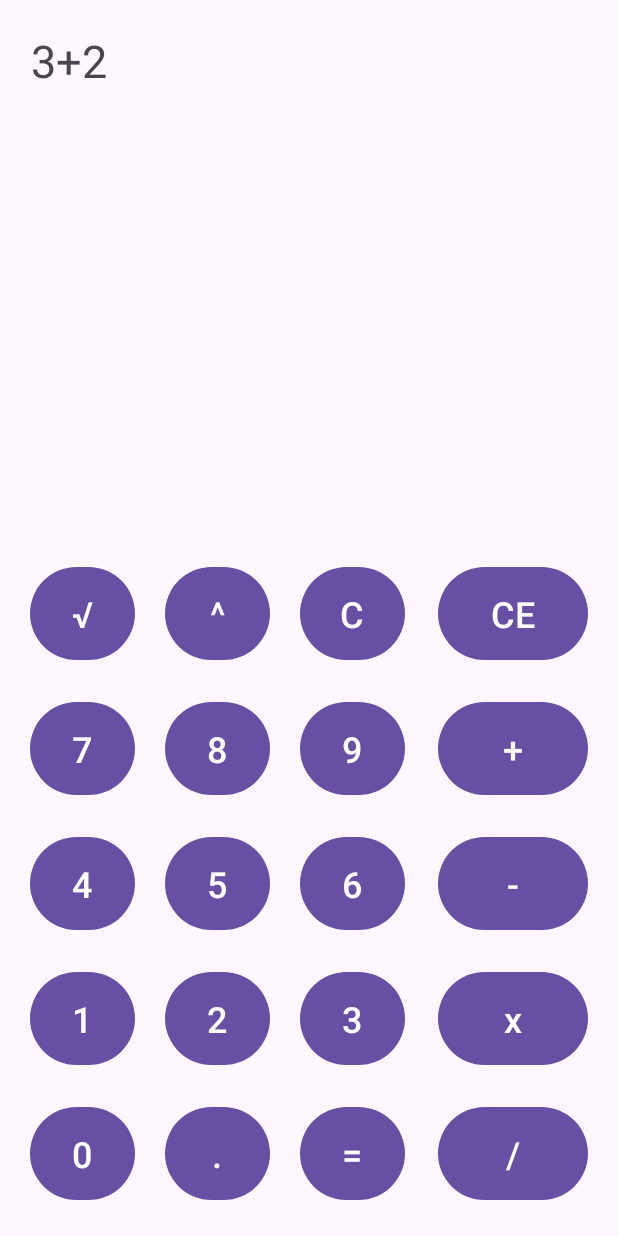
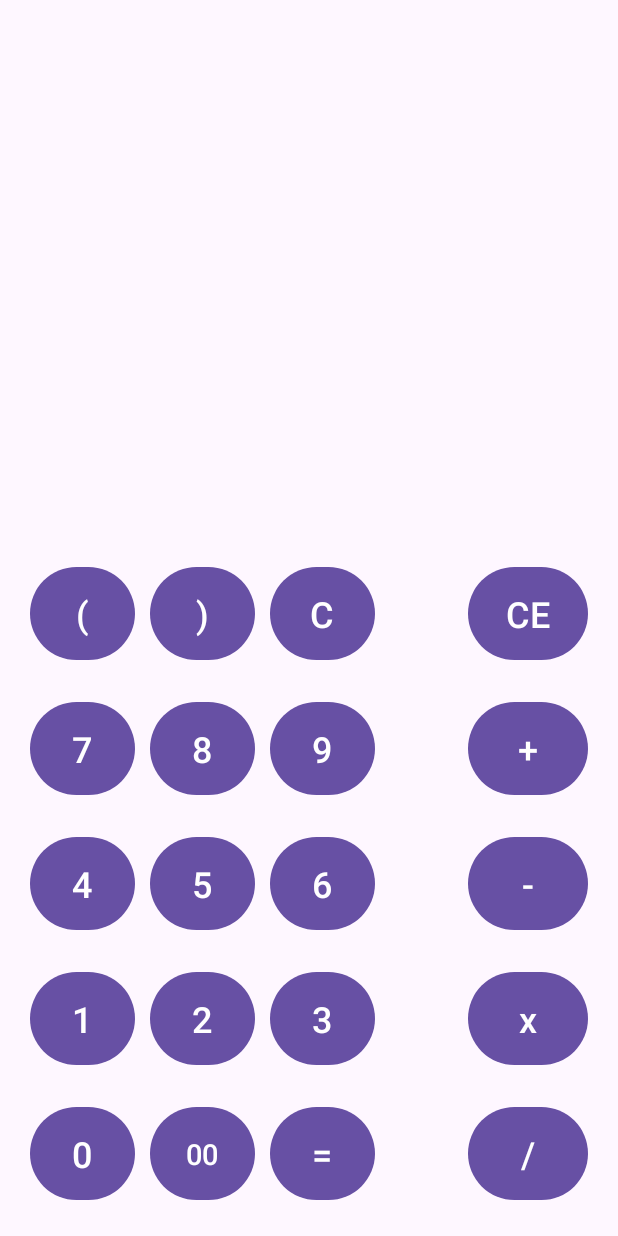
Before and after one commit to Carroarmando/Calcolatrice, an Android app: the screen it shows after launch (MainActivity), after a tap on "CE", on a phone screen of 412 x 824 dp. Run offline under Robolectric (Android 15) with nearby library versions, the phone set to English and light mode, and no system bars; 2 other taps on this screen came first.

```diff
--- a/app/src/main/java/com/example/myapplication/MainActivity.java
+++ b/app/src/main/java/com/example/myapplication/MainActivity.java
@@ -51,33 +51,16 @@ public class MainActivity extends AppCompatActivity
         buttons.put("*", (Button)findViewById(R.id.bmul));
         buttons.put("/", (Button)findViewById(R.id.bdiv));
         buttons.put("=", (Button)findViewById(R.id.bequals));
-        buttons.put(".", (Button)findViewById(R.id.bdot));
+        buttons.put(".", (Button)findViewById(R.id.b00));
         buttons.put("ce",(Button)findViewById(R.id.bce));
         buttons.put("del", (Button)findViewById(R.id.bdel));
-        buttons.put("^", (Button)findViewById(R.id.bpot));
-        buttons.put("sqrt", (Button)findViewById(R.id.bsqrt));
+        buttons.put("^", (Button)findViewById(R.id.bcp));
+        buttons.put("sqrt", (Button)findViewById(R.id.bop));
         query = (TextView)findViewById(R.id.query);
     }
 
-    protected void click(View v)
+    public static int getResult(String expression)
     {
-        Button b = (Button) v;
-        String s = b.getText().toString();
-
-        if (s.equals("="))
-            query = String.valueOf(getResult(query)); // Risolve l'espressione
-        else if (s.equals("CE"))
-            query = ""; // Cancella tutto
-        else if (s.equals("C"))
-        {
-            if (!query.isEmpty())
-                query = query.substring(0, query.length() - 1); // Cancella l'ultimo carattere
-        }
-        else
-            query += s; // Aggiunge il carattere alla query
-    }
-
-    public static int getResult(String expression) {
         int result;
 
         // Se l'espressione è un numero, lo restituisce
@@ -100,9 +83,9 @@ public class MainActivity extends AppCompatActivity
         }
 
         // Gestisce moltiplicazione e divisione
-        while (expression.contains("*") || expression.contains("/"))
+        while (expression.contains("x") || expression.contains("/"))
         {
-            int mulIndex = expression.indexOf('*');
+            int mulIndex = expression.indexOf('x');
             int divIndex = expression.indexOf('/');
             int index = (mulIndex != -1 && (divIndex == -1 || mulIndex < divIndex)) ? mulIndex : divIndex;
 
@@ -124,7 +107,7 @@ public class MainActivity extends AppCompatActivity
 
             int num1 = Integer.parseInt(left);
             int num2 = Integer.parseInt(right);
-            result = (expression.charAt(index) == '*') ? num1 * num2 : num1 / num2;
+            result = (expression.charAt(index) == 'x') ? num1 * num2 : num1 / num2;
 
             expression = expression.substring(0, leftIndex + 1) + result + expression.substring(rightIndex);
         }
@@ -168,4 +151,38 @@ public class MainActivity extends AppCompatActivity
             return 0;
         }
     }
+
+    public void click(View view)
+    {
+        Button b = (Button) view;
+        String s = b.getText().toString();
+        String expression = query.getText().toString();
+
+        switch (s)
+        {
+            case "=":
+                try
+                {
+                    expression = String.valueOf(getResult(query.getText().toString())); // Risolve l'espressione
+                    query.setText(expression);
+                }
+                catch (Exception e)
+                {
+                    query.setText("espressione non valida");
+                }
+                break;
+            case "CE":
+                query.setText(""); // Cancella tutto
+                break;
+            case "C":
+                if (!query.getText().toString().isEmpty())
+                    query.setText(expression.substring(0, expression.length() - 1)); // Cancella l'ultimo carattere
+                break;
+            default:
+                expression += s;
+                expression = expression.replaceAll("espressione non valida", "");
+                query.setText(expression); // Aggiunge il carattere alla query
+                break;
+        }
+    }
 }
--- a/app/src/main/res/layout/activity_main.xml
+++ b/app/src/main/res/layout/activity_main.xml
@@ -20,14 +20,14 @@
         app:layout_constraintStart_toStartOf="parent" />
 
     <Button
-        android:id="@+id/bdot"
+        android:id="@+id/b00"
         android:layout_width="70dp"
         android:layout_height="70dp"
-        android:layout_marginStart="20dp"
+        android:layout_marginStart="10dp"
         android:layout_marginBottom="20dp"
         android:onClick="click"
-        android:text="."
-        android:textSize="24sp"
+        android:text="00"
+        android:textSize="19sp"
         app:layout_constraintBottom_toBottomOf="parent"
         app:layout_constraintStart_toEndOf="@+id/b0" />
 
@@ -35,17 +35,17 @@
         android:id="@+id/bequals"
         android:layout_width="70dp"
         android:layout_height="70dp"
-        android:layout_marginStart="20dp"
+        android:layout_marginStart="10dp"
         android:layout_marginBottom="20dp"
         android:onClick="click"
         android:text="="
         android:textSize="24sp"
         app:layout_constraintBottom_toBottomOf="parent"
-        app:layout_constraintStart_toEndOf="@+id/bdot" />
+        app:layout_constraintStart_toEndOf="@+id/b00" />
 
     <Button
         android:id="@+id/bdiv"
-        android:layout_width="100dp"
+        android:layout_width="80dp"
         android:layout_height="70dp"
         android:layout_marginEnd="20dp"
         android:layout_marginBottom="20dp"
@@ -57,7 +57,7 @@
 
     <Button
         android:id="@+id/bmul"
-        android:layout_width="100dp"
+        android:layout_width="80dp"
         android:layout_height="70dp"
         android:layout_marginEnd="20dp"
         android:layout_marginBottom="20dp"
@@ -69,7 +69,7 @@
 
     <Button
         android:id="@+id/bmin"
-        android:layout_width="100dp"
+        android:layout_width="80dp"
         android:layout_height="70dp"
         android:layout_marginEnd="20dp"
         android:layout_marginBottom="20dp"
@@ -81,7 +81,7 @@
 
     <Button
         android:id="@+id/bplu"
-        android:layout_width="100dp"
+        android:layout_width="80dp"
         android:layout_height="70dp"
         android:layout_marginEnd="20dp"
         android:layout_marginBottom="20dp"
@@ -93,7 +93,7 @@
 
     <Button
         android:id="@+id/bce"
-        android:layout_width="100dp"
+        android:layout_width="80dp"
         android:layout_height="70dp"
         android:layout_marginEnd="20dp"
         android:layout_marginBottom="20dp"
@@ -119,19 +119,19 @@
         android:id="@+id/b2"
         android:layout_width="70dp"
         android:layout_height="70dp"
-        android:layout_marginStart="20dp"
+        android:layout_marginStart="10dp"
         android:layout_marginBottom="20dp"
         android:onClick="click"
         android:text="2"
         android:textSize="24sp"
-        app:layout_constraintBottom_toTopOf="@+id/bdot"
+        app:layout_constraintBottom_toTopOf="@+id/b00"
         app:layout_constraintStart_toEndOf="@+id/b1" />
 
     <Button
         android:id="@+id/b3"
         android:layout_width="70dp"
         android:layout_height="70dp"
-        android:layout_marginStart="20dp"
+        android:layout_marginStart="10dp"
         android:layout_marginBottom="20dp"
         android:onClick="click"
         android:text="3"
@@ -155,7 +155,7 @@
         android:id="@+id/b5"
         android:layout_width="70dp"
         android:layout_height="70dp"
-        android:layout_marginStart="20dp"
+        android:layout_marginStart="10dp"
         android:layout_marginBottom="20dp"
         android:onClick="click"
         android:text="5"
@@ -167,7 +167,7 @@
         android:id="@+id/b6"
         android:layout_width="70dp"
         android:layout_height="70dp"
-        android:layout_marginStart="20dp"
+        android:layout_marginStart="10dp"
         android:layout_marginBottom="20dp"
         android:onClick="click"
         android:text="6"
@@ -188,46 +188,46 @@
         app:layout_constraintStart_toStartOf="parent" />
 
     <Button
-        android:id="@+id/bsqrt"
+        android:id="@+id/bop"
         android:layout_width="70dp"
         android:layout_height="70dp"
         android:layout_marginStart="20dp"
         android:layout_marginBottom="20dp"
         android:onClick="click"
-        android:text="√"
+        android:text="("
         android:textSize="24sp"
         app:layout_constraintBottom_toTopOf="@+id/b7"
         app:layout_constraintStart_toStartOf="parent" />
 
     <Button
-        android:id="@+id/bpot"
+        android:id="@+id/bcp"
         android:layout_width="70dp"
         android:layout_height="70dp"
-        android:layout_marginStart="20dp"
+        android:layout_marginStart="10dp"
         android:layout_marginBottom="20dp"
         android:onClick="click"
-        android:text="^"
+        android:text=")"
         android:textSize="24sp"
         app:layout_constraintBottom_toTopOf="@+id/b8"
-        app:layout_constraintStart_toEndOf="@+id/bsqrt" />
+        app:layout_constraintStart_toEndOf="@+id/bop" />
 
     <Button
         android:id="@+id/bdel"
         android:layout_width="70dp"
         android:layout_height="70dp"
-        android:layout_marginStart="20dp"
+        android:layout_marginStart="10dp"
         android:layout_marginBottom="20dp"
         android:onClick="click"
         android:text="C"
         android:textSize="24sp"
         app:layout_constraintBottom_toTopOf="@+id/b9"
-        app:layout_constraintStart_toEndOf="@+id/bpot" />
+        app:layout_constraintStart_toEndOf="@+id/bcp" />
 
     <Button
         android:id="@+id/b8"
         android:layout_width="70dp"
         android:layout_height="70dp"
-        android:layout_marginStart="20dp"
+        android:layout_marginStart="10dp"
         android:layout_marginBottom="20dp"
         android:onClick="click"
         android:text="8"
@@ -239,7 +239,7 @@
         android:id="@+id/b9"
         android:layout_width="70dp"
         android:layout_height="70dp"
-        android:layout_marginStart="20dp"
+        android:layout_marginStart="10dp"
         android:layout_marginBottom="20dp"
         android:onClick="click"
         android:text="9"
@@ -249,12 +249,12 @@
 
     <TextView
         android:id="@+id/query"
-        android:layout_width="371dp"
+        android:layout_width="351dp"
         android:layout_height="wrap_content"
         android:layout_marginStart="20dp"
         android:layout_marginTop="20dp"
         android:layout_marginEnd="20dp"
-        android:text="3+2"
+        android:text=""
         android:textSize="30sp"
         app:layout_constraintEnd_toEndOf="parent"
         app:layout_constraintStart_toStartOf="parent"
```
